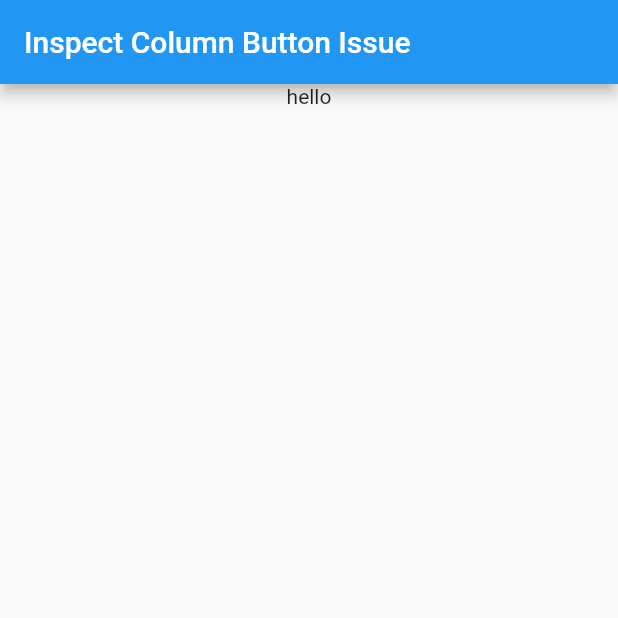
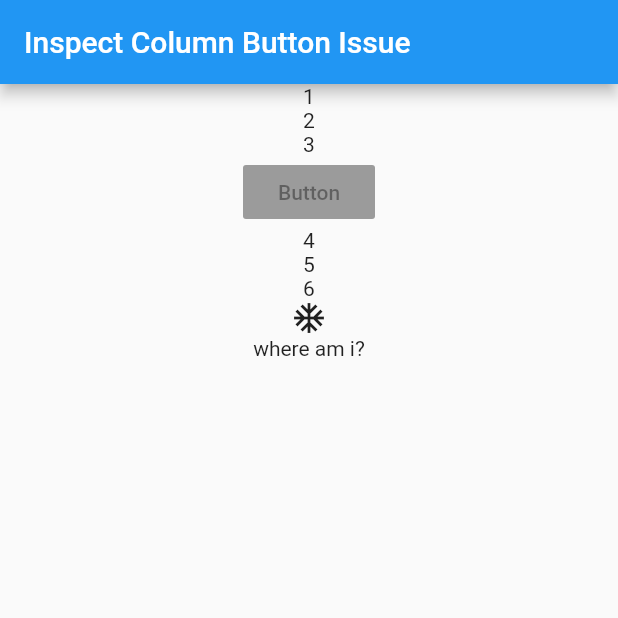
Before and after one commit to ashtonthomas/flutter_inspect_column_button_issue, a Flutter app: the screen it shows after launch, on a phone screen of 412 x 824 dp, the top half of it. Run offline on Flutter 3.47's test engine with Material 2 defaults, Android fonts, the phone set to English and light mode, and no system bars.

```diff
--- a/lib/main.dart
+++ b/lib/main.dart
@@ -35,7 +35,17 @@ class _MyHomePageState extends State<MyHomePage> {
       body: new Center(
         child: new Column(
           children: <Widget>[
-            Text("hello"),
+            Text("1"),
+            Text("2"),
+            Text("3"),
+            RaisedButton(child: Text("Button"), onPressed: null,),
+            Text("4"),
+            Text("5"),
+            Text("6"),
+            Icon(Icons.ac_unit),
+            Container(
+              child: Text("where am i?"),
+            ),
           ],
         ),
       ),
```
